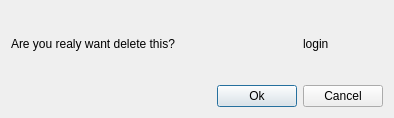
Qt form source/windows/model/vacancy/vacancydeletewindow.ui (Who-are-me/term_paper_2022) before a commit.
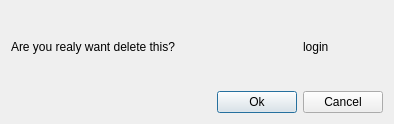
The same form after that commit.

```diff
--- a/source/windows/model/vacancy/vacancydeletewindow.ui
+++ b/source/windows/model/vacancy/vacancydeletewindow.ui
@@ -7,7 +7,7 @@
     <x>0</x>
     <y>0</y>
     <width>394</width>
-    <height>118</height>
+    <height>124</height>
    </rect>
   </property>
   <property name="windowTitle">
```
